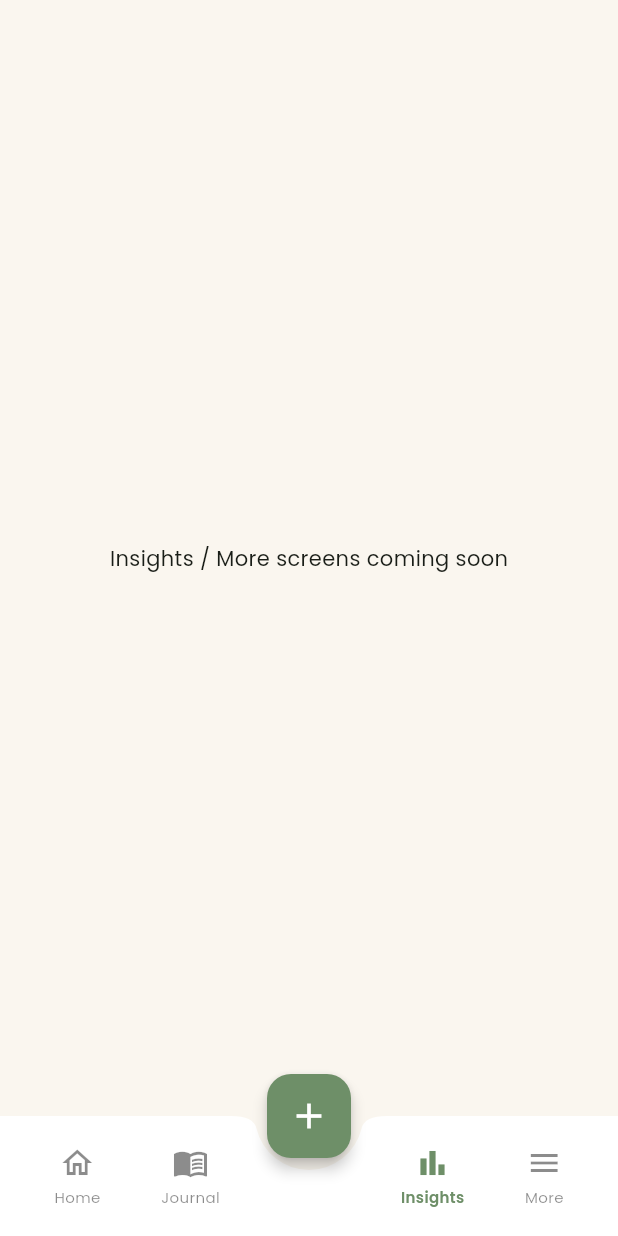
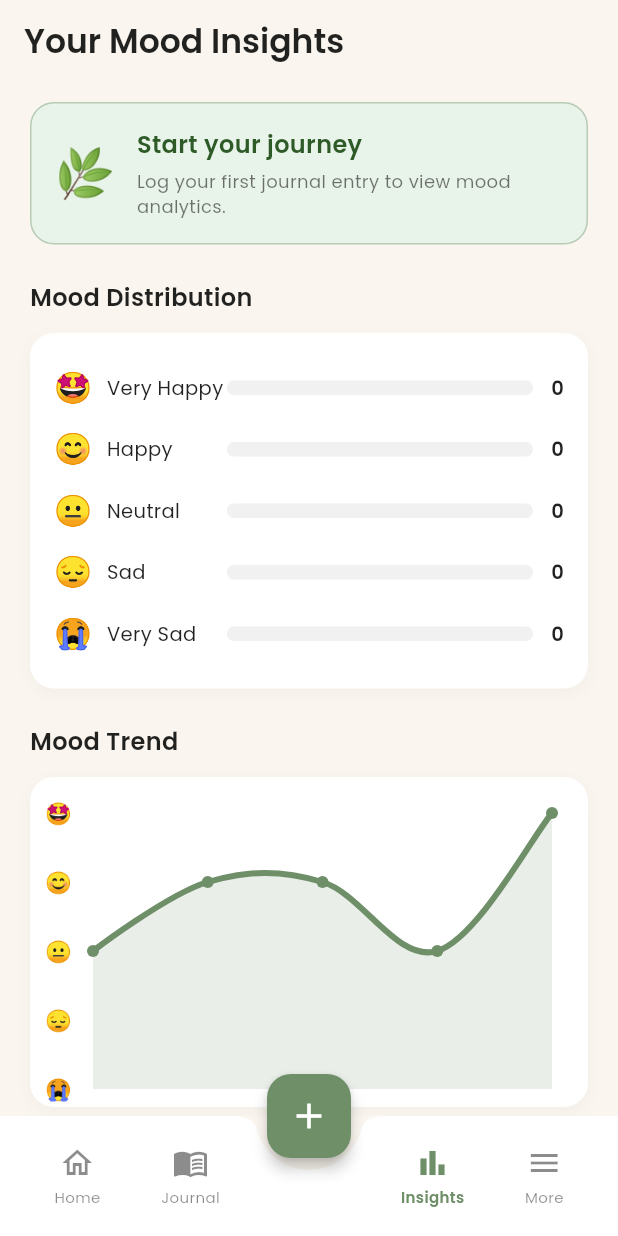
Before and after one commit to oshadikodagoda/Mood-Journal-Private-Mental-Health-Diary, a Flutter app: the HomeScreen screen opened directly, item 3 of the bottom bar chosen, on a phone screen of 412 x 824 dp. Run offline on Flutter 3.47's test engine with Material 3 defaults, Android fonts, the phone set to English and light mode, and no system bars; drawn by our look-alikes of fl_chart; our stand-ins replace local_auth, sqflite, sqflite_common_ffi_web, table_calendar; accounts and stored records are empty; project files that could hold a hidden picture were left out.

Commit message:
feat(insights): add mood insights dashboard with distribution and trend chart

```diff
--- a/lib/screens/home_screen.dart
+++ b/lib/screens/home_screen.dart
@@ -7,6 +7,7 @@ import 'daily_reflection_screen.dart';
 import 'entry_detail_screen.dart';
 import 'journal_history_screen.dart';
 import 'settings_screen.dart';
+import 'insights_screen.dart';
 
 class HomeScreen extends StatefulWidget {
   const HomeScreen({super.key});
@@ -58,7 +59,7 @@ class _HomeScreenState extends State<HomeScreen> {
       body: SafeArea(
         child: _selectedIndex == 0
           ? _buildHomeDashboard(context, greeting, dateStr, now, isDark, cardBg, textColor, subtextColor, accentColor)
-          : const Center(child: Text("Insights / More screens coming soon")),
+          :const InsightsScreen(),
       ),
 
       floatingActionButton: FloatingActionButton(
--- /dev/null
+++ b/lib/screens/insights_screen.dart
@@ -0,0 +1,269 @@
+import 'package:flutter/material.dart';
+import 'package:fl_chart/fl_chart.dart';
+import '../services/database_service.dart';
+import '../models/journal_entry.dart';
+
+class InsightsScreen extends StatefulWidget {
+  const InsightsScreen({super.key});
+
+  @override
+  State<InsightsScreen> createState() => _InsightsScreenState();
+}
+
+class _InsightsScreenState extends State<InsightsScreen> {
+  final DatabaseService _db = DatabaseService();
+  bool _isLoading = true;
+  Map<String, dynamic> _insightsData = {};
+  List<JournalEntry> _recentEntries = [];
+
+  @override
+  void initState() {
+    super.initState();
+    _loadInsights();
+  }
+
+  Future<void> _loadInsights() async {
+    final data = await _db.getMoodInsightsData();
+    final allEntries = await _db.getAllEntries();
+    if (mounted) {
+      setState(() {
+        _insightsData = data;
+        _recentEntries = allEntries.take(7).toList().reversed.toList();
+        _isLoading = false;
+      });
+    }
+  }
+
+  double _moodToValue(String mood) {
+    switch (mood) {
+      case 'Very Happy': return 5.0;
+      case 'Happy': return 4.0;
+      case 'Neutral': return 3.0;
+      case 'Sad': return 2.0;
+      case 'Very Sad': return 1.0;
+      default: return 3.0;
+    }
+  }
+
+  @override
+  Widget build(BuildContext context) {
+    final isDark = Theme.of(context).brightness == Brightness.dark;
+    final theme = Theme.of(context);
+    final accentColor = theme.colorScheme.primary;
+    final scaffoldBg = isDark ? const Color(0xFF121212) : const Color(0xFFFAF6EF);
+    final cardBg = isDark ? const Color(0xFF1E1E1E) : Colors.white;
+    final textColor = isDark ? Colors.white : Colors.black87;
+
+    if (_isLoading) {
+      return Scaffold(
+        backgroundColor: scaffoldBg,
+        body: Center(child: CircularProgressIndicator(color: accentColor)),
+      );
+    }
+
+    final moodCounts = (_insightsData['moodCounts'] as Map<String, int>?) ?? {};
+    final topMood = _insightsData['topMood'] ?? 'None';
+    final positivePct = (_insightsData['positivePercentage'] ?? 0.0) as double;
+    final totalEntries = _insightsData['totalEntries'] ?? 0;
+
+    // Trend spots from recent entries
+    List<FlSpot> spots = [];
+    if (_recentEntries.isNotEmpty) {
+      for (int i = 0; i < _recentEntries.length; i++) {
+        spots.add(FlSpot(i.toDouble(), _moodToValue(_recentEntries[i].mood)));
+      }
+    } else {
+      spots = const [
+        FlSpot(0, 3),
+        FlSpot(1, 4),
+        FlSpot(2, 4),
+        FlSpot(3, 3),
+        FlSpot(4, 5),
+      ];
+    }
+
+    return Scaffold(
+      backgroundColor: scaffoldBg,
+      appBar: AppBar(
+        backgroundColor: scaffoldBg,
+        elevation: 0,
+        title: Text(
+          "Your Mood Insights",
+          style: TextStyle(fontWeight: FontWeight.bold, fontSize: 22, color: textColor),
+        ),
+      ),
+      body: RefreshIndicator(
+        onRefresh: _loadInsights,
+        color: accentColor,
+        child: SingleChildScrollView(
+          physics: const AlwaysScrollableScrollPhysics(),
+          padding: const EdgeInsets.symmetric(horizontal: 20, vertical: 12),
+          child: Column(
+            crossAxisAlignment: CrossAxisAlignment.start,
+            children: [
+              // Overall Summary Card
+              Container(
+                padding: const EdgeInsets.all(16),
+                decoration: BoxDecoration(
+                  color: isDark ? const Color(0xFF1B2E19) : const Color(0xFFE8F3E9),
+                  borderRadius: BorderRadius.circular(16),
+                  border: Border.all(color: accentColor.withOpacity(0.4)),
+                ),
+                child: Row(
+                  children: [
+                    const Text('🌿', style: TextStyle(fontSize: 32)),
+                    const SizedBox(width: 14),
+                    Expanded(
+                      child: Column(
+                        crossAxisAlignment: CrossAxisAlignment.start,
+                        children: [
+                          Text(
+                            totalEntries > 0 ? "Most Frequent: $topMood" : "Start your journey",
+                            style: TextStyle(
+                              fontSize: 16,
+                              fontWeight: FontWeight.bold,
+                              color: isDark ? Colors.white : const Color(0xFF2E5A27),
+                            ),
+                          ),
+                          const SizedBox(height: 4),
+                          Text(
+                            totalEntries > 0
+                              ? "$positivePct% positive reflection rate across $totalEntries journal entries."
+                              : "Log your first journal entry to view mood analytics.",
+                            style: TextStyle(
+                              fontSize: 12,
+                              color: isDark ? Colors.white70 : Colors.black54,
+                            ),
+                          ),
+                        ],
+                      ),
+                    ),
+                  ],
+                ),
+              ),
+
+              const SizedBox(height: 24),
+              Text(
+                "Mood Distribution",
+                style: TextStyle(fontSize: 16, fontWeight: FontWeight.bold, color: textColor),
+              ),
+              const SizedBox(height: 12),
+
+              // Distribution Bars
+              Container(
+                padding: const EdgeInsets.all(16),
+                decoration: BoxDecoration(
+                  color: cardBg,
+                  borderRadius: BorderRadius.circular(16),
+                  boxShadow: [
+                    BoxShadow(color: Colors.black.withOpacity(isDark ? 0.2 : 0.03), blurRadius: 8, offset: const Offset(0, 3)),
+                  ],
+                ),
+                child: Column(
+                  children: [
+                    _buildMoodBar("Very Happy", '🤩', moodCounts['Very Happy'] ?? 0, totalEntries, const Color(0xFF81C784), textColor),
+                    _buildMoodBar("Happy", '😊', moodCounts['Happy'] ?? 0, totalEntries, const Color(0xFFAED581), textColor),
+                    _buildMoodBar("Neutral", '😐', moodCounts['Neutral'] ?? 0, totalEntries, const Color(0xFFFFD54F), textColor),
+                    _buildMoodBar("Sad", '😔', moodCounts['Sad'] ?? 0, totalEntries, const Color(0xFFFFB74D), textColor),
+                    _buildMoodBar("Very Sad", '😭', moodCounts['Very Sad'] ?? 0, totalEntries, const Color(0xFFE57373), textColor),
+                  ],
+                ),
+              ),
+
+              const SizedBox(height: 24),
+              Text(
+                "Mood Trend",
+                style: TextStyle(fontSize: 16, fontWeight: FontWeight.bold, color: textColor),
+              ),
+              const SizedBox(height: 12),
+
+              // Trend Chart using fl_chart
+              Container(
+                height: 220,
+                padding: const EdgeInsets.only(top: 24, right: 24, left: 10, bottom: 12),
+                decoration: BoxDecoration(
+                  color: cardBg,
+                  borderRadius: BorderRadius.circular(16),
+                  boxShadow: [
+                    BoxShadow(color: Colors.black.withOpacity(isDark ? 0.2 : 0.03), blurRadius: 8, offset: const Offset(0, 3)),
+                  ],
+                ),
+                child: LineChart(
+                  LineChartData(
+                    minY: 1,
+                    maxY: 5,
+                    gridData: const FlGridData(show: false),
+                    titlesData: FlTitlesData(
+                      leftTitles: AxisTitles(
+                        sideTitles: SideTitles(
+                          showTitles: true,
+                          interval: 1,
+                          reservedSize: 32,
+                          getTitlesWidget: (val, _) {
+                            switch (val.toInt()) {
+                              case 5: return const Text('🤩', style: TextStyle(fontSize: 14));
+                              case 4: return const Text('😊', style: TextStyle(fontSize: 14));
+                              case 3: return const Text('😐', style: TextStyle(fontSize: 14));
+                              case 2: return const Text('😔', style: TextStyle(fontSize: 14));
+                              case 1: return const Text('😭', style: TextStyle(fontSize: 14));
+                              default: return const Text('');
+                            }
+                          },
+                        ),
+                      ),
+                      bottomTitles: const AxisTitles(sideTitles: SideTitles(showTitles: false)),
+                      topTitles: const AxisTitles(sideTitles: SideTitles(showTitles: false)),
+                      rightTitles: const AxisTitles(sideTitles: SideTitles(showTitles: false)),
+                    ),
+                    borderData: FlBorderData(show: false),
+                    lineBarsData: [
+                      LineChartBarData(
+                        spots: spots,
+                        isCurved: true,
+                        color: accentColor,
+                        barWidth: 4,
+                        dotData: const FlDotData(show: true),
+                        belowBarData: BarAreaData(
+                          show: true,
+                          color: accentColor.withOpacity(0.15),
+                        ),
+                      ),
+                    ],
+                  ),
+                ),
+              ),
+              const SizedBox(height: 24),
+            ],
+          ),
+        ),
+      ),
+    );
+  }
+
+  Widget _buildMoodBar(String label, String emoji, int count, int total, Color color, Color textColor) {
+    double pct = total > 0 ? (count / total) : 0.0;
+    return Padding(
+      padding: const EdgeInsets.symmetric(vertical: 6.0),
+      child: Row(
+        children: [
+          Text(emoji, style: const TextStyle(fontSize: 20)),
+          const SizedBox(width: 10),
+          SizedBox(width: 80, child: Text(label, style: TextStyle(fontSize: 13, color: textColor))),
+          Expanded(
+            child: ClipRRect(
+              borderRadius: BorderRadius.circular(8),
+              child: LinearProgressIndicator(
+                value: pct,
+                backgroundColor: Colors.grey.withOpacity(0.15),
+                valueColor: AlwaysStoppedAnimation<Color>(color),
+                minHeight: 10,
+              ),
+            ),
+          ),
+          const SizedBox(width: 12),
+          Text("$count", style: TextStyle(fontWeight: FontWeight.bold, fontSize: 13, color: textColor)),
+        ],
+      ),
+    );
+  }
+}
```
